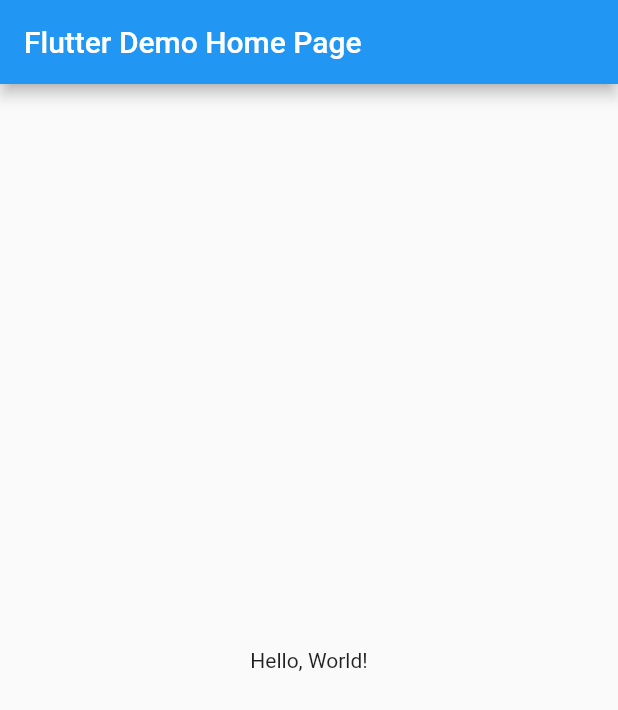
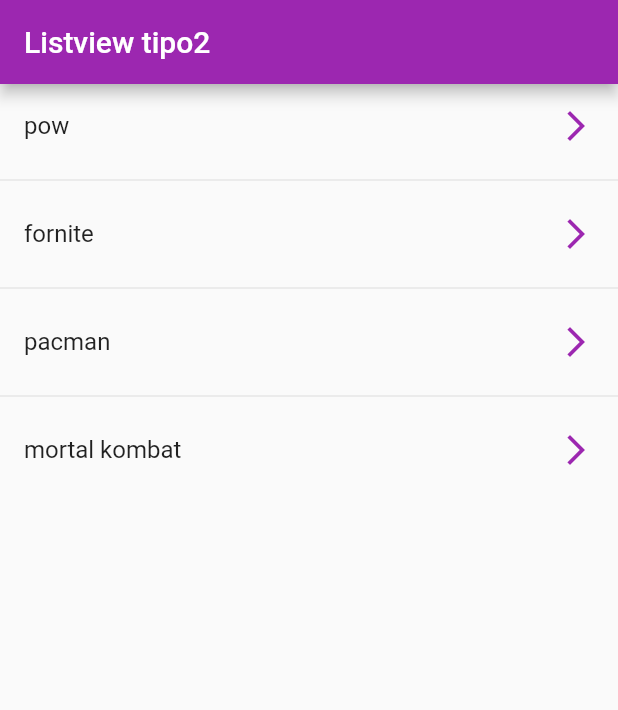
Before and after one commit to HomerojrOscar/Flutter_listview, a Flutter app: the screen it shows after launch, on a phone screen of 412 x 824 dp. Shown: the top 710 px of the screen. Run offline on Flutter 3.47's test engine with Material 2 defaults, Android fonts, the phone set to English and light mode, and no system bars.

Commit message:
Flutter_listview

```diff
--- a/lib/main.dart
+++ b/lib/main.dart
@@ -1,4 +1,5 @@
 import 'package:flutter/material.dart';
+import 'screens/screens.dart';
 
 void main() => runApp(MyApp());
 
@@ -8,35 +9,23 @@ class MyApp extends StatelessWidget {
   @override
   Widget build(BuildContext context) {
     return MaterialApp(
-      // Application name
-      title: 'Flutter Hello World',
-      // Application theme data, you can set the colors for the application as
-      // you want
+      //Quitamos debug
+
+      debugShowCheckedModeBanner: false,
+      initialRoute: "/listview2",
+      routes: {
+        "/listview1": (BuildContext context) => Listview1(),
+        "/listview2": (BuildContext context) => Listview2(),
+      },
+      //Configurar tema
+
       theme: ThemeData(
-        primarySwatch: Colors.blue,
-      ),
+          primarySwatch: Colors.purple,
+          accentColor: Colors.red,
+          //Configurar texto
+          textTheme: TextTheme(
+              bodyText2: TextStyle(color: Colors.pink, fontSize: 30))),
       // A widget which will be started on application startup
-      home: MyHomePage(title: 'Flutter Demo Home Page'),
     );
   }
 }
-
-class MyHomePage extends StatelessWidget {
-  final String title;
-  const MyHomePage({super.key, required this.title});
-
-  @override
-  Widget build(BuildContext context) {
-    return Scaffold(
-      appBar: AppBar(
-        // The title text which will be shown on the action bar
-        title: Text(title),
-      ),
-      body: Center(
-        child: Text(
-          'Hello, World!',
-        ),
-      ),
-    );
-  }
-}
--- /dev/null
+++ b/lib/screens/listview2_screen.dart
@@ -0,0 +1,23 @@
+import 'package:flutter/material.dart';
+
+class Listview2 extends StatelessWidget {
+  var games = ["pow", "fornite", "pacman", "mortal kombat"];
+  @override
+  Widget build(BuildContext context) {
+    return Scaffold(
+        appBar: AppBar(
+          title: Text('Listview tipo2'),
+        ),
+        body: ListView.separated(
+          itemCount: games.length,
+          itemBuilder: (context, index) => ListTile(
+              title: Text(games[index]),
+              trailing: Icon(Icons.arrow_forward_ios, color: Colors.purple),
+              onTap: () {
+                var seleccion = games[index];
+                print(seleccion);
+              }),
+          separatorBuilder: (_, __) => Divider(),
+        ));
+  }
+}
--- /dev/null
+++ b/lib/screens/screens.dart
@@ -0,0 +1,2 @@
+export 'package:flutterlistview/screens/listview1_screen.dart';
+export 'package:flutterlistview/screens/listview2_screen.dart';
```
Also changed, not shown: lib/screens/listview1_screen.dart (added, +33 -0 lines).
